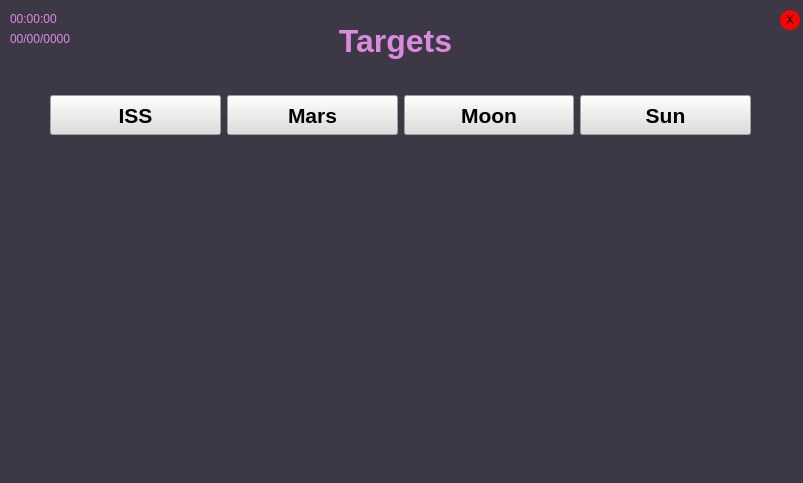
This is qt_gui/Pointee/pointee.ui in LHypersonicMonkeyJ/piPointingTurret as Qt 5 draws it before an edit. The edited form follows.
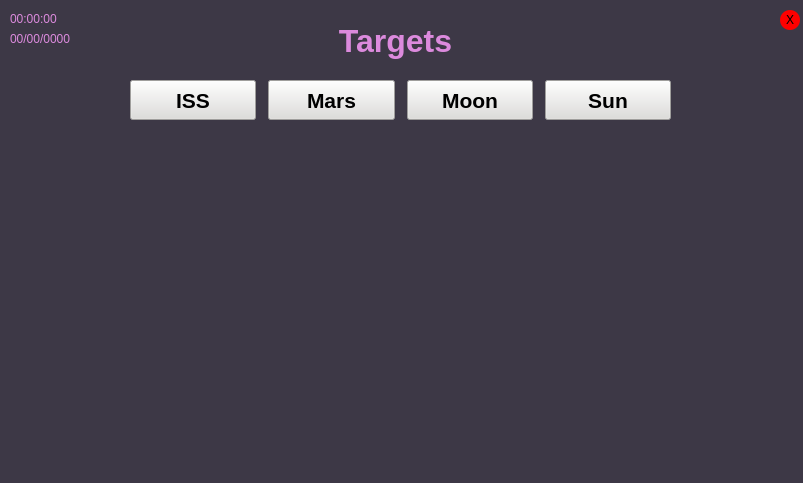
This is the edited form.

Commit message: ui: test target button 03

The edit to the form file:
```diff
--- a/qt_gui/Pointee/pointee.ui
+++ b/qt_gui/Pointee/pointee.ui
@@ -100,37 +100,17 @@
   <widget class="QWidget" name="horizontalLayoutWidget">
    <property name="geometry">
     <rect>
-     <x>50</x>
-     <y>80</y>
-     <width>701</width>
-     <height>71</height>
+     <x>130</x>
+     <y>70</y>
+     <width>541</width>
+     <height>61</height>
     </rect>
    </property>
-   <layout class="QHBoxLayout" name="horizontalLayout">
-    <item>
-     <widget class="QPushButton" name="target_ISS">
-      <property name="minimumSize">
-       <size>
-        <width>0</width>
-        <height>40</height>
-       </size>
-      </property>
-      <property name="font">
-       <font>
-        <pointsize>16</pointsize>
-        <weight>75</weight>
-        <bold>true</bold>
-       </font>
-      </property>
-      <property name="styleSheet">
-       <string notr="true">background-color: rgb(222, 221, 218);</string>
-      </property>
-      <property name="text">
-       <string>ISS</string>
-      </property>
-     </widget>
-    </item>
-    <item>
+   <layout class="QGridLayout" name="gridLayout">
+    <property name="horizontalSpacing">
+     <number>12</number>
+    </property>
+    <item row="0" column="1">
      <widget class="QPushButton" name="target_Mars">
       <property name="minimumSize">
        <size>
@@ -153,7 +133,7 @@
       </property>
      </widget>
     </item>
-    <item>
+    <item row="0" column="2">
      <widget class="QPushButton" name="target_Moon">
       <property name="minimumSize">
        <size>
@@ -182,7 +162,30 @@
       </property>
      </widget>
     </item>
-    <item>
+    <item row="0" column="0">
+     <widget class="QPushButton" name="target_ISS">
+      <property name="minimumSize">
+       <size>
+        <width>0</width>
+        <height>40</height>
+       </size>
+      </property>
+      <property name="font">
+       <font>
+        <pointsize>16</pointsize>
+        <weight>75</weight>
+        <bold>true</bold>
+       </font>
+      </property>
+      <property name="styleSheet">
+       <string notr="true">background-color: rgb(222, 221, 218);</string>
+      </property>
+      <property name="text">
+       <string>ISS</string>
+      </property>
+     </widget>
+    </item>
+    <item row="0" column="3">
      <widget class="QPushButton" name="target_Sun">
       <property name="enabled">
        <bool>true</bool>
```
